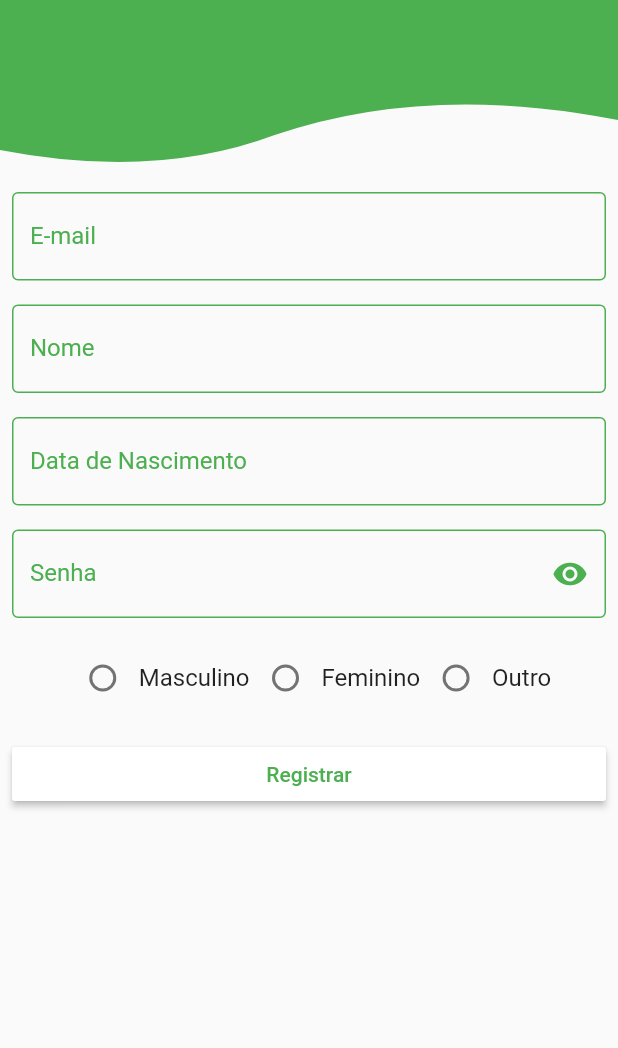
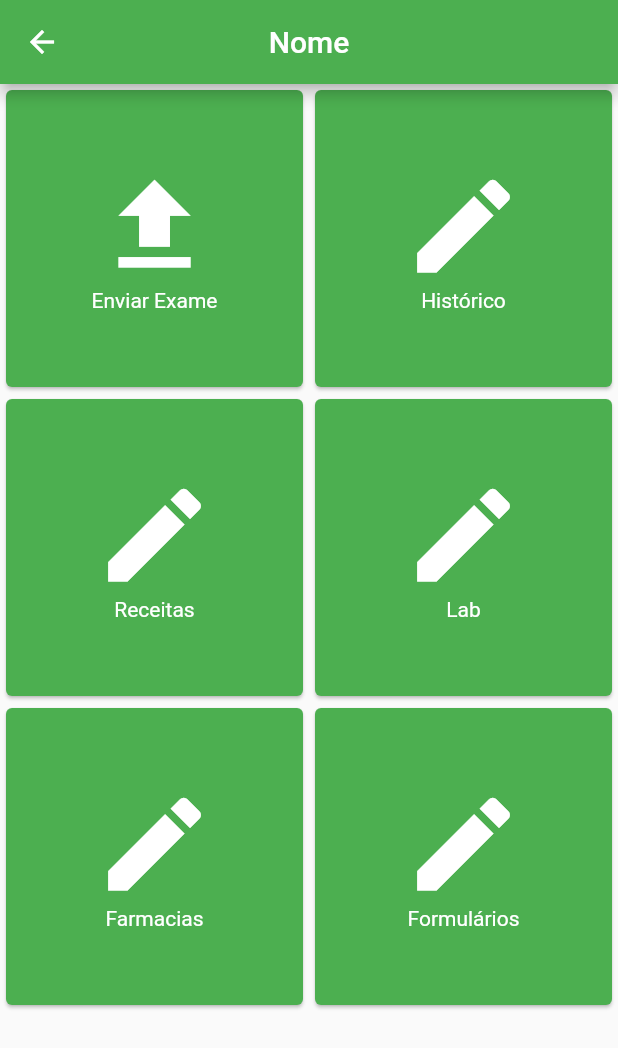
Before and after one commit to adilsonl/hacka_for_live_app, a Flutter app: the RegisterPage screen opened by its route, after a tap on "Registrar", on a phone screen of 412 x 824 dp. Shown: the top 1048 px of the screen. Run offline on Flutter 3.47's test engine with Material 2 defaults, Android fonts, the phone set to English and light mode, and no system bars; our stand-ins replace flutter_custom_clippers, get.

Commit message:
mainPage

```diff
--- /dev/null
+++ b/lib/view/mainPage/mainPage.dart
@@ -0,0 +1,32 @@
+
+
+import 'package:flutter/material.dart';
+import 'package:get/get.dart';
+import 'package:hacka_for_life/view/mainPage/mainPage_widgets.dart';
+
+class MainPage extends GetWidget{
+
+ @override
+  Widget build(BuildContext context) {
+    return SafeArea(child: Scaffold(
+      appBar: AppBar(
+        backgroundColor: Colors.green,
+        centerTitle: true,
+        title: Text("Nome"),
+      ),
+      body: GridView.count(
+        crossAxisCount: 2,
+        children: [
+          cardExame(context),
+         cardHist(context),
+         cardReceita(context),
+         cardLab(context),
+         cardFarm(context),
+         cardForm(context)
+        ],
+        ),
+    ));
+  }
+
+
+}
--- /dev/null
+++ b/lib/view/mainPage/mainPage_widgets.dart
@@ -0,0 +1,103 @@
+import 'package:flutter/material.dart';
+
+Widget cardExame(BuildContext context) {
+  return Card(
+    color: Colors.green,
+    child: Column(
+      mainAxisAlignment: MainAxisAlignment.center,
+      children: [
+        Icon(
+          Icons.file_upload,
+          size: MediaQuery.of(context).size.height * 0.1,
+          color: Colors.white
+        ),
+        Text("Enviar Exame",style: TextStyle(color:Colors.white),)
+      ],
+    ),
+  );
+}
+
+Widget cardHist(BuildContext context) {
+  return Card(
+    color: Colors.green,
+    child: Column(
+      mainAxisAlignment: MainAxisAlignment.center,
+      children: [
+        Icon(
+          Icons.edit,
+          size: MediaQuery.of(context).size.height * 0.1,
+          color: Colors.white
+        ),
+        Text("Histórico",style: TextStyle(color:Colors.white))
+      ],
+    ),
+  );
+}
+
+Widget cardReceita(BuildContext context) {
+  return Card(
+    color: Colors.green,
+    child: Column(
+      mainAxisAlignment: MainAxisAlignment.center,
+      children: [
+        Icon(
+          Icons.edit,
+          size: MediaQuery.of(context).size.height * 0.1,
+          color: Colors.white
+        ),
+        Text("Receitas",style: TextStyle(color:Colors.white))
+      ],
+    ),
+  );
+}
+
+Widget cardLab(BuildContext context) {
+  return Card(
+    color: Colors.green,
+    child: Column(
+      mainAxisAlignment: MainAxisAlignment.center,
+      children: [
+        Icon(
+          Icons.edit,
+          size: MediaQuery.of(context).size.height * 0.1,
+          color: Colors.white
+        ),
+        Text("Lab",style: TextStyle(color:Colors.white))
+      ],
+    ),
+  );
+}
+
+Widget cardForm(BuildContext context) {
+  return Card(
+    color: Colors.green,
+    child: Column(
+      mainAxisAlignment: MainAxisAlignment.center,
+      children: [
+        Icon(
+          Icons.edit,
+          size: MediaQuery.of(context).size.height * 0.1,
+          color: Colors.white
+        ),
+        Text("Formulários",style: TextStyle(color:Colors.white))
+      ],
+    ),
+  );
+}
+
+Widget cardFarm(BuildContext context) {
+  return Card(
+    color: Colors.green,
+    child: Column(
+      mainAxisAlignment: MainAxisAlignment.center,
+      children: [
+        Icon(
+          Icons.edit,
+          size: MediaQuery.of(context).size.height * 0.1,
+          color: Colors.white
+        ),
+        Text("Farmacias",style: TextStyle(color:Colors.white))
+      ],
+    ),
+  );
+}
--- a/lib/view/register/register_widgets.dart
+++ b/lib/view/register/register_widgets.dart
@@ -1,6 +1,7 @@
 import 'package:flutter/material.dart';
 import 'package:flutter_custom_clippers/flutter_custom_clippers.dart';
 import 'package:get/get.dart';
+import 'package:hacka_for_life/view/mainPage/mainPage.dart';
 import 'package:hacka_for_life/view/register/register_controller.dart';
 
 final RegisterPageController controller = Get.put(RegisterPageController());
@@ -126,7 +127,9 @@ Widget registerButton() {
           style: TextStyle(color: Colors.green),
         ),
         color: Colors.white,
-        onPressed: () async {},
+        onPressed: () async {
+          Get.to(MainPage());
+        },
       ),
     ),
   );
```
Also changed, not shown: lib/view/mainPage/mainPage_controller.dart (added).
